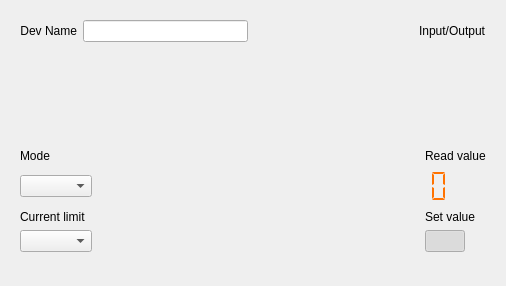
First picture: the form in plugins/swiot/ui/diodigitalchannel.ui, repository analogdevicesinc/scopy, before the edit.
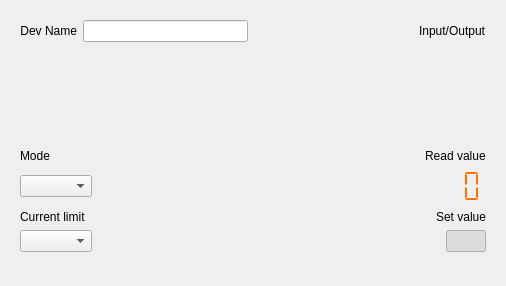
Second picture: the form after the edit. Custom widgets are drawn as their Qt base class.

Commit message: swiot: set diodigitalchannel's rightmost widgets to align to the right side

Patch:
```diff
--- a/plugins/swiot/ui/diodigitalchannel.ui
+++ b/plugins/swiot/ui/diodigitalchannel.ui
@@ -113,11 +113,14 @@
           <height>135</height>
          </size>
         </property>
+        <property name="layoutDirection">
+         <enum>Qt::LeftToRight</enum>
+        </property>
         <layout class="QGridLayout" name="gridLayout">
          <property name="horizontalSpacing">
           <number>50</number>
          </property>
-         <item row="4" column="5">
+         <item row="4" column="5" alignment="Qt::AlignRight">
           <widget class="QLabel" name="setValueLabel">
            <property name="sizePolicy">
             <sizepolicy hsizetype="Preferred" vsizetype="Preferred">
@@ -133,7 +136,7 @@
            </property>
           </widget>
          </item>
-         <item row="5" column="5">
+         <item row="5" column="5" alignment="Qt::AlignRight">
           <widget class="scopy::CustomSwitch" name="customSwitch">
            <property name="sizePolicy">
             <sizepolicy hsizetype="Fixed" vsizetype="Fixed">
@@ -149,7 +152,7 @@
            </property>
           </widget>
          </item>
-         <item row="1" column="5">
+         <item row="1" column="5" alignment="Qt::AlignRight">
           <widget class="QLabel" name="readBackValueLabel">
            <property name="text">
             <string>Read value</string>
@@ -173,7 +176,7 @@
            </property>
           </widget>
          </item>
-         <item row="2" column="5">
+         <item row="2" column="5" alignment="Qt::AlignRight">
           <widget class="scopy::LcdNumber" name="lcdNumber">
            <property name="sizePolicy">
             <sizepolicy hsizetype="Fixed" vsizetype="Fixed">
@@ -187,8 +190,11 @@
              <height>35</height>
             </size>
            </property>
+           <property name="layoutDirection">
+            <enum>Qt::LeftToRight</enum>
+           </property>
            <property name="styleSheet">
-            <string notr="true">QLCDNumber { color: #ff7200; }</string>
+            <string notr="true">QLCDNumber { color: #ff7200;  }</string>
            </property>
            <property name="frameShape">
             <enum>QFrame::NoFrame</enum>
```
